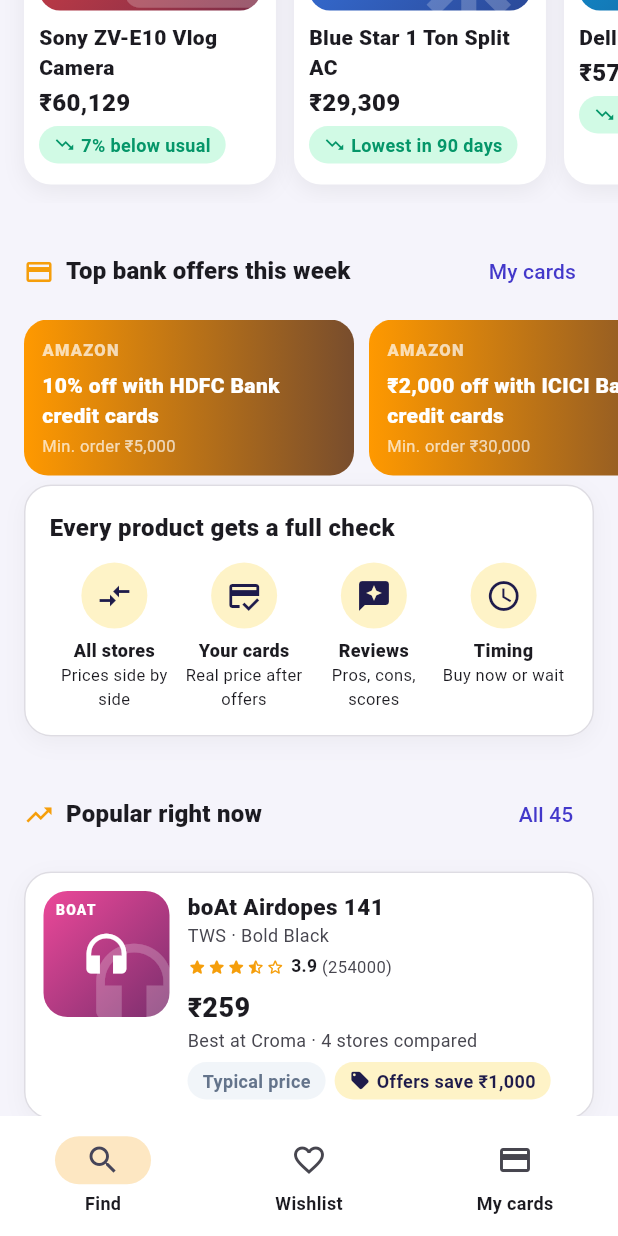
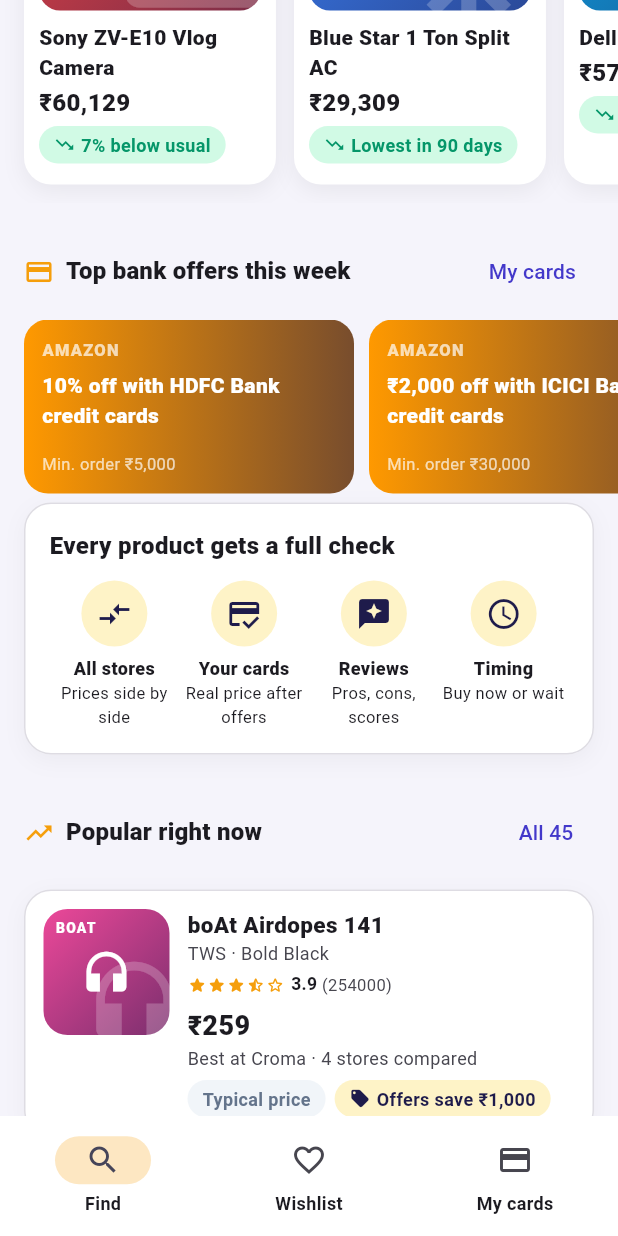
Before and after one commit to dheerajjain638-ship-it/cunning-cat, a Flutter app: the screen it shows after launch, scrolled down 576 dp, on a phone screen of 412 x 824 dp. Run offline on Flutter 3.47's test engine with Material 3 defaults, Android fonts, the phone set to English and light mode, and no system bars; our stand-ins replace flutter_riverpod, go_router.

Commit message:
Bank offer cards: flex title instead of overflowing [skip ci]

```diff
--- a/lib/features/home/home_screen.dart
+++ b/lib/features/home/home_screen.dart
@@ -308,7 +308,7 @@
             SectionTitle('Top bank offers this week', icon: Icons.credit_card,
                 trailing: TextButton(onPressed: () => context.go('/wallet'), child: const Text('My cards'))),
             SizedBox(
-              height: 104,
+              height: 116,
               child: ListView.separated(
                 scrollDirection: Axis.horizontal,
                 padding: const EdgeInsets.symmetric(horizontal: 16),
@@ -330,11 +330,12 @@
                         Text(merchantLabel(o.merchantId, merchants).toUpperCase(),
                             style: const TextStyle(color: Colors.white70, fontSize: 11, fontWeight: FontWeight.w800, letterSpacing: 0.8)),
                         const SizedBox(height: 6),
-                        Text(o.title,
-                            maxLines: 2,
-                            overflow: TextOverflow.ellipsis,
-                            style: const TextStyle(color: Colors.white, fontWeight: FontWeight.w800)),
-                        const Spacer(),
+                        Expanded(
+                          child: Text(o.title,
+                              maxLines: 2,
+                              overflow: TextOverflow.ellipsis,
+                              style: const TextStyle(color: Colors.white, fontWeight: FontWeight.w800)),
+                        ),
                         Text(o.minCart > 0 ? 'Min. order ${rupees(o.minCart)}' : 'No minimum',
                             style: const TextStyle(color: Colors.white70, fontSize: 11)),
                       ],
```
